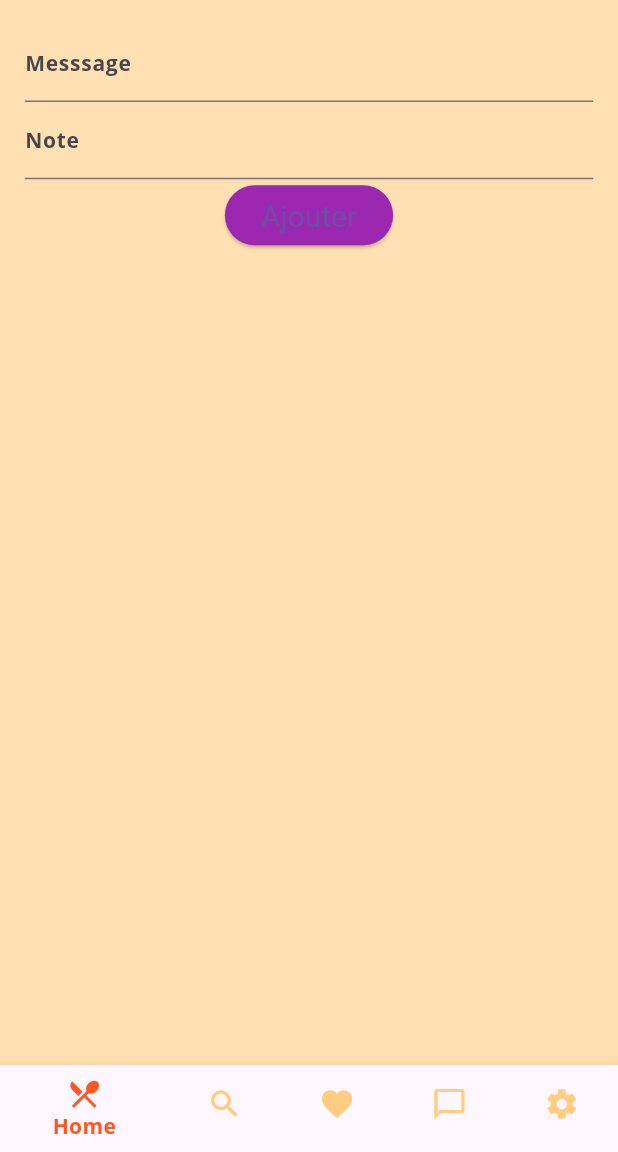
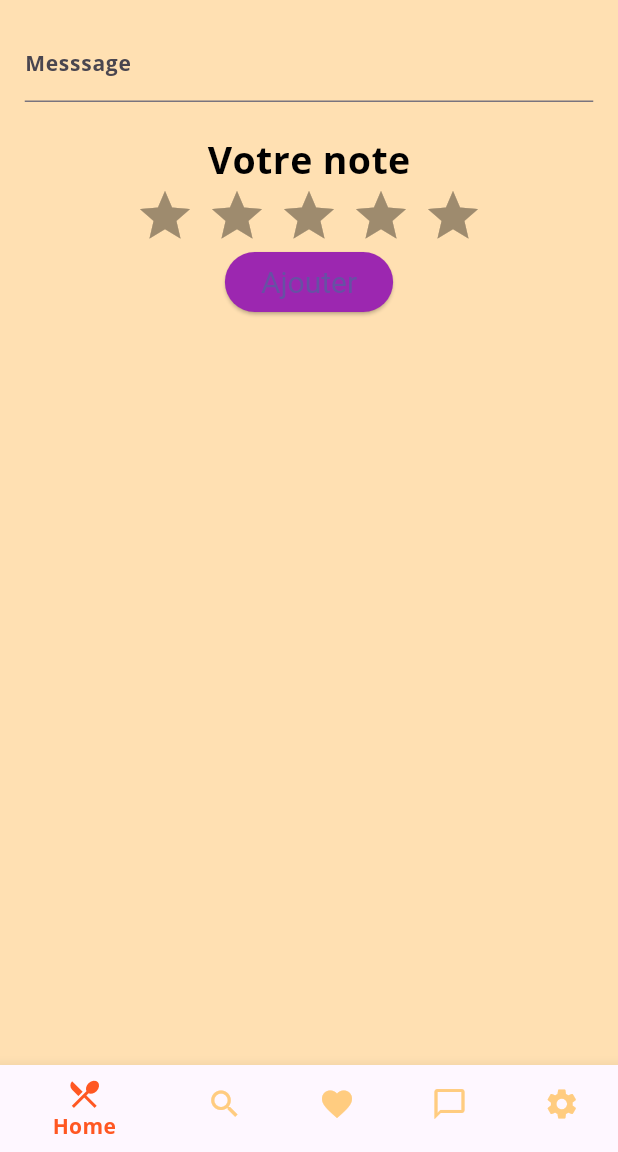
Before and after one commit to Kyxtaka/SAEmobile, a Flutter app: the AddCritiquePage screen opened directly with empty values, on a phone screen of 412 x 824 dp, the part 84-1236 px from its top. Run offline on Flutter 3.47's test engine with Material 3 defaults, Android fonts, the phone set to English and light mode, and no system bars; drawn by our look-alikes of flutter_form_builder, flutter_rating_bar; our stand-ins replace dropdown_button2, flutter_dotenv, flutter_secure_storage, form_builder_validators, go_router, google_fonts and 5 more; accounts and stored records are empty.

Commit message:
utilisation d'un ratingbar.builder

```diff
--- a/lib/UI/details.dart
+++ b/lib/UI/details.dart
@@ -133,7 +133,7 @@ class _DetailsPageState extends State<DetailsPage> {
                       padding: EdgeInsets.symmetric(horizontal: 30, vertical: 10),
                     ),
                     onPressed: () {
-                      context.go('/details/'+snapshot.data!.id.toString()+'/avis');
+                      context.go('/details/${snapshot.data!.id}/avis');
                     },
                     child: Text("Les Avis", style: TextStyle(color: Colors.white)),
                   ),
--- a/lib/UI/review/addCritique.dart
+++ b/lib/UI/review/addCritique.dart
@@ -1,11 +1,11 @@
 import 'package:flutter/material.dart';
 import 'package:flutter_form_builder/flutter_form_builder.dart';
-import 'package:http/http.dart';
 import 'package:saemobile/UI/global/footer.dart';
 import 'package:saemobile/UI/global/header.dart';
 import 'package:saemobile/api/critiqueapi.dart';
 import 'package:saemobile/api/viewsmodel/userviewmodel.dart';
 import 'package:form_builder_validators/form_builder_validators.dart';
+import 'package:flutter_rating_bar/flutter_rating_bar.dart';
 class AddCritiquePage extends StatefulWidget {
 
   final int restID;
@@ -34,6 +34,7 @@ class _AddCritiquePageState extends State<AddCritiquePage> {
 
 
   final _formKey = GlobalKey<FormBuilderState>();
+  late var _noteController;
 
   @override
   Widget build(BuildContext context) {
@@ -70,13 +71,22 @@ class _AddCritiquePageState extends State<AddCritiquePage> {
                             FormBuilderValidators.required()
                           ]),
                         ),
-                        FormBuilderTextField(
-                          name: 'Note',
-                          decoration: const InputDecoration(labelText: 'Note'),
-                          validator:
-                          FormBuilderValidators.compose([
-                            FormBuilderValidators.required()
-                          ]),
+                        SizedBox(height: 20),
+                        Text("Votre note"),
+
+                        RatingBar.builder(
+                          minRating: 1,
+                          direction: Axis.horizontal,
+                          allowHalfRating: true,
+                          itemCount: 5,
+                          itemPadding: EdgeInsets.symmetric(horizontal: 4.0),
+                          itemBuilder: (context, _) => Icon(
+                            Icons.star,
+                            color: Colors.amber,
+                          ),
+                          onRatingUpdate: (rating) {
+                            _noteController = rating;
+                          },
                         ),
                         ElevatedButton(
                             style: ElevatedButton.styleFrom(
@@ -90,7 +100,7 @@ class _AddCritiquePageState extends State<AddCritiquePage> {
                                   widget.restID.toString(),
                                   user_identifier,
                                   _formKey.currentState?.fields['Message']?.value,
-                                  int.parse(_formKey.currentState?.fields['Note']?.value),
+                                  (_noteController + 0.5).toInt() ?? 3,
                                 );
                                 Navigator.pop(context);
                               }
--- a/pubspec.yaml
+++ b/pubspec.yaml
@@ -52,6 +52,7 @@ dependencies:
   shared_preferences: ^2.5.2
   dropdown_button2: ^2.3.9
   form_builder_validators: ^11.1.2
+  flutter_rating_bar: ^4.0.1
 
 dev_dependencies:
   flutter_test:
```
Also changed, not shown: pubspec.lock.
